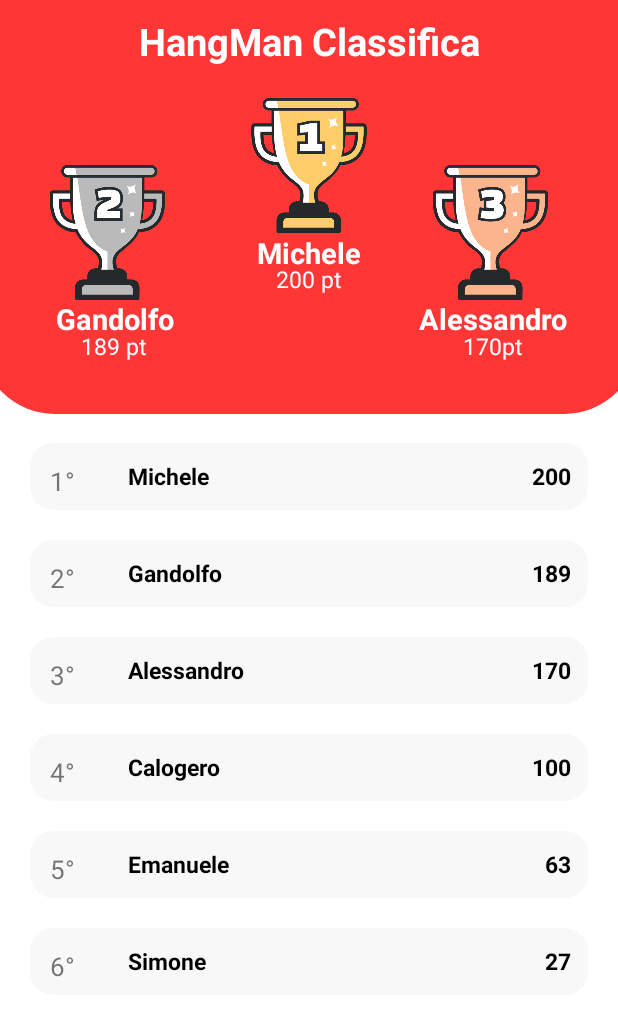
After one commit to HangMan-The-Game/app, an Android app: the layout ciaoporva.xml on its own in the app's theme, with its tools: preview values and no code run, on a phone screen of 412 x 824 dp. The commit adds this screen. Shown: the top 1016 px of the screen. Run offline under Robolectric (Android 15) with nearby library versions, the phone set to English and light mode, and no system bars.

Commit message:
fix leaderboard
Co-Authored-By: imgaandy <126667123+imgaandy@users.noreply.github.com>

```diff
--- /dev/null
+++ b/app/src/main/res/layout/ciaoporva.xml
@@ -0,0 +1,525 @@
+<?xml version="1.0" encoding="utf-8"?>
+<FrameLayout xmlns:android="http://schemas.android.com/apk/res/android"
+    xmlns:app="http://schemas.android.com/apk/res-auto"
+    xmlns:tools="http://schemas.android.com/tools"
+    android:layout_width="match_parent"
+
+    android:layout_height="match_parent"
+    tools:context=".LikesFragments">
+
+    <androidx.constraintlayout.widget.ConstraintLayout
+        android:layout_width="match_parent"
+        android:layout_height="wrap_content">
+
+
+        <ImageView
+            android:id="@+id/imageButton"
+            android:layout_width="match_parent"
+            android:layout_height="315dp"
+            android:layout_marginStart="-14dp"
+            android:layout_marginEnd="-14dp"
+            android:layout_marginTop="-40dp"
+            android:src="@drawable/shape_playbutton"
+            app:layout_constraintEnd_toEndOf="parent"
+            app:layout_constraintStart_toStartOf="parent"
+            app:layout_constraintTop_toTopOf="parent" />
+
+
+        <TextView
+            android:id="@+id/primoClassifica"
+            android:layout_width="wrap_content"
+            android:layout_height="wrap_content"
+            android:layout_marginTop="155dp"
+            android:text="Michele"
+            android:textColor="#FFFF"
+            android:textSize="19dp"
+            android:textStyle="bold"
+            app:layout_constraintEnd_toEndOf="parent"
+            app:layout_constraintStart_toStartOf="parent"
+            app:layout_constraintTop_toTopOf="parent" />
+
+        <TextView
+            android:id="@+id/puntiprimoClassifica"
+            android:layout_width="wrap_content"
+            android:layout_height="wrap_content"
+            android:layout_marginTop="175dp"
+            android:text="200 pt"
+            android:textColor="#FFFF"
+            android:textSize="15dp"
+            app:layout_constraintEnd_toEndOf="parent"
+            app:layout_constraintStart_toStartOf="parent"
+            app:layout_constraintTop_toTopOf="parent" />
+
+
+        <TextView
+            android:id="@+id/nomeClassifica"
+            android:layout_width="wrap_content"
+            android:layout_height="wrap_content"
+            android:layout_marginTop="10dp"
+            android:text="HangMan Classifica"
+            android:textColor="#FFFF"
+            android:textSize="25dp"
+            android:textStyle="bold"
+            app:layout_constraintEnd_toEndOf="parent"
+            app:layout_constraintStart_toStartOf="parent"
+            app:layout_constraintTop_toTopOf="parent" />
+
+
+        <ImageView
+            android:id="@+id/imageView2"
+            app:layout_constraintEnd_toEndOf="parent"
+            app:layout_constraintStart_toStartOf="parent"
+            app:layout_constraintTop_toTopOf="parent"
+            android:layout_width="200dp"
+            android:layout_marginTop="65dp"
+            android:layout_height="90dp"
+            android:src="@drawable/firststprizeicon" />
+
+        <ImageView
+            android:id="@+id/imageView3"
+            app:layout_constraintEnd_toEndOf="@id/imageView4"
+            app:layout_constraintStart_toStartOf="parent"
+            app:layout_constraintTop_toTopOf="parent"
+            android:layout_marginStart="-270dp"
+            android:layout_width="170dp"
+            android:layout_marginTop="110dp"
+            android:layout_height="90dp"
+            android:src="@drawable/secondndprizeicon" />
+
+        <TextView
+            android:id="@+id/secondoClassifica"
+            app:layout_constraintEnd_toEndOf="@id/terzoClassifica"
+            app:layout_constraintStart_toStartOf="parent"
+            app:layout_constraintTop_toTopOf="parent"
+            android:layout_marginStart="-225dp"
+            android:layout_marginTop="199dp"
+            android:text="Gandolfo"
+            android:textColor="#FFFF"
+            android:textSize="19dp"
+            android:textStyle="bold"
+            android:layout_width="wrap_content"
+            android:layout_height="wrap_content"
+            />
+
+        <TextView
+            android:id="@+id/puntisecondoClassifica"
+            app:layout_constraintEnd_toEndOf="@id/puntiterzoClassifica"
+            app:layout_constraintStart_toStartOf="parent"
+            app:layout_constraintTop_toTopOf="parent"
+            android:layout_marginStart="-197dp"
+            android:layout_marginTop="220dp"
+            android:text="189 pt"
+            android:textColor="#FFFF"
+            android:textSize="15dp"
+
+            android:layout_width="wrap_content"
+            android:layout_height="wrap_content"
+            />
+
+        <TextView
+            android:id="@+id/terzoClassifica"
+            app:layout_constraintEnd_toEndOf="parent"
+            app:layout_constraintStart_toStartOf="parent"
+            app:layout_constraintTop_toTopOf="parent"
+            android:layout_marginStart="245dp"
+            android:layout_marginTop="199dp"
+            android:text="Alessandro"
+            android:textColor="#FFFF"
+            android:textSize="19dp"
+            android:textStyle="bold"
+            android:layout_width="wrap_content"
+            android:layout_height="wrap_content"
+            />
+
+        <TextView
+            android:id="@+id/puntiterzoClassifica"
+            app:layout_constraintEnd_toEndOf="parent"
+            app:layout_constraintStart_toStartOf="parent"
+            app:layout_constraintTop_toTopOf="parent"
+            android:layout_marginStart="245dp"
+            android:layout_marginTop="220dp"
+            android:text="170pt"
+            android:textColor="#FFFF"
+            android:textSize="15dp"
+
+            android:layout_width="wrap_content"
+            android:layout_height="wrap_content"
+            />
+
+        <ImageView
+            android:id="@+id/imageView4"
+            app:layout_constraintEnd_toEndOf="parent"
+
+            app:layout_constraintTop_toTopOf="parent"
+            android:layout_marginStart="-150dp"
+            android:layout_width="170dp"
+            android:layout_marginTop="110dp"
+            android:layout_height="90dp"
+            android:src="@drawable/thirdprizeicon" />
+
+        <LinearLayout
+            android:layout_width="match_parent"
+            android:layout_height="wrap_content"
+            android:orientation="vertical"
+            android:id="@+id/Ln1"
+            android:layout_marginStart="20dp"
+            android:layout_marginEnd="20dp"
+            android:layout_marginTop="20dp"
+            android:padding="1dp"
+            app:layout_constraintTop_toBottomOf="@id/imageButton"
+            android:background="@drawable/shape_color"
+            app:layout_constraintEnd_toEndOf="parent"
+            app:layout_constraintStart_toStartOf="parent"
+            >
+            <RelativeLayout
+
+                android:layout_width="match_parent"
+                android:layout_height="wrap_content">
+
+                <TextView
+                    android:layout_width="40dp"
+                    android:id="@+id/textSizeIcon"
+                    android:layout_height="40dp"
+                    android:layout_marginStart="2dp"
+                    android:layout_marginTop="2dp"
+                    android:layout_marginEnd="2dp"
+                    android:text="1°"
+
+                    android:textSize="17dp"
+                    android:padding="10dp"/>
+
+                <TextView
+                    android:layout_marginStart="20dp"
+                    android:layout_width="wrap_content"
+                    android:layout_height="wrap_content"
+                    android:layout_centerVertical="true"
+                    android:text="Michele"
+                    android:textSize="15dp"
+                    android:textColor="#000000"
+                    android:textStyle="bold"
+                    android:layout_toEndOf="@+id/textSizeIcon"/>
+
+                <TextView
+                    android:layout_width="wrap_content"
+                    android:layout_height="wrap_content"
+                    android:text="200"
+                    android:textSize="15dp"
+                    android:layout_marginEnd="10dp"
+                    android:textColor="#000000"
+                    android:textStyle="bold"
+
+                    android:layout_alignParentEnd="true"
+                    android:layout_centerVertical="true"/>
+            </RelativeLayout>
+
+
+
+
+        </LinearLayout>
+
+        <LinearLayout
+            android:layout_width="match_parent"
+            android:layout_height="wrap_content"
+            android:orientation="vertical"
+            android:id="@+id/Ln2"
+            android:layout_marginStart="20dp"
+            android:layout_marginEnd="20dp"
+            android:layout_marginTop="20dp"
+            android:padding="1dp"
+            app:layout_constraintTop_toBottomOf="@id/Ln1"
+            android:background="@drawable/shape_color"
+            app:layout_constraintEnd_toEndOf="parent"
+            app:layout_constraintStart_toStartOf="parent"
+            >
+            <RelativeLayout
+
+                android:layout_width="match_parent"
+                android:layout_height="wrap_content">
+
+                <TextView
+                    android:layout_width="40dp"
+                    android:id="@+id/textSizeIcon2"
+                    android:layout_height="40dp"
+                    android:layout_marginStart="2dp"
+                    android:layout_marginTop="2dp"
+                    android:layout_marginEnd="2dp"
+                    android:text="2°"
+
+                    android:textSize="17dp"
+                    android:padding="10dp"/>
+
+                <TextView
+                    android:layout_marginStart="20dp"
+                    android:layout_width="wrap_content"
+                    android:layout_height="wrap_content"
+                    android:layout_centerVertical="true"
+                    android:text="Gandolfo"
+                    android:textSize="15dp"
+                    android:textColor="#000000"
+                    android:textStyle="bold"
+                    android:layout_toEndOf="@+id/textSizeIcon2"/>
+
+                <TextView
+                    android:layout_width="wrap_content"
+                    android:layout_height="wrap_content"
+                    android:text="189"
+                    android:textSize="15dp"
+                    android:layout_marginEnd="10dp"
+                    android:textColor="#000000"
+                    android:textStyle="bold"
+
+                    android:layout_alignParentEnd="true"
+                    android:layout_centerVertical="true"/>
+            </RelativeLayout>
+
+
+
+
+        </LinearLayout>
+
+        <LinearLayout
+            android:layout_width="match_parent"
+            android:layout_height="wrap_content"
+            android:orientation="vertical"
+            android:id="@+id/Ln3"
+            android:layout_marginStart="20dp"
+            android:layout_marginEnd="20dp"
+            android:layout_marginTop="20dp"
+            android:padding="1dp"
+            app:layout_constraintTop_toBottomOf="@id/Ln2"
+            android:background="@drawable/shape_color"
+            app:layout_constraintEnd_toEndOf="parent"
+            app:layout_constraintStart_toStartOf="parent"
+            >
+            <RelativeLayout
+
+                android:layout_width="match_parent"
+                android:layout_height="wrap_content">
+
+                <TextView
+                    android:layout_width="40dp"
+                    android:id="@+id/textSizeIcon3"
+                    android:layout_height="40dp"
+                    android:layout_marginStart="2dp"
+                    android:layout_marginTop="2dp"
+                    android:layout_marginEnd="2dp"
+                    android:text="3°"
+
+                    android:textSize="17dp"
+                    android:padding="10dp"/>
+
+                <TextView
+                    android:layout_marginStart="20dp"
+                    android:layout_width="wrap_content"
+                    android:layout_height="wrap_content"
+                    android:layout_centerVertical="true"
+                    android:text="Alessandro"
+                    android:textSize="15dp"
+                    android:textColor="#000000"
+                    android:textStyle="bold"
+                    android:layout_toEndOf="@+id/textSizeIcon3"/>
+
+                <TextView
+                    android:layout_width="wrap_content"
+                    android:layout_height="wrap_content"
+                    android:text="170"
+                    android:textSize="15dp"
+                    android:layout_marginEnd="10dp"
+                    android:textColor="#000000"
+                    android:textStyle="bold"
+
+                    android:layout_alignParentEnd="true"
+                    android:layout_centerVertical="true"/>
+            </RelativeLayout>
+
+
+
+
+
+        </LinearLayout>
+        <LinearLayout
+            android:layout_width="match_parent"
+            android:layout_height="wrap_content"
+            android:orientation="vertical"
+            android:id="@+id/Ln4"
+            android:layout_marginStart="20dp"
+            android:layout_marginEnd="20dp"
+            android:layout_marginTop="20dp"
+            android:padding="1dp"
+            app:layout_constraintTop_toBottomOf="@id/Ln3"
+            android:background="@drawable/shape_color"
+            app:layout_constraintEnd_toEndOf="parent"
+            app:layout_constraintStart_toStartOf="parent"
+            >
+            <RelativeLayout
+
+                android:layout_width="match_parent"
+                android:layout_height="wrap_content">
+
+                <TextView
+                    android:layout_width="40dp"
+                    android:id="@+id/textSizeIcon4"
+                    android:layout_height="40dp"
+                    android:layout_marginStart="2dp"
+                    android:layout_marginTop="2dp"
+                    android:layout_marginEnd="2dp"
+                    android:text="4°"
+                    android:textSize="17dp"
+                    android:padding="10dp"/>
+
+                <TextView
+                    android:layout_marginStart="20dp"
+                    android:layout_width="wrap_content"
+                    android:layout_height="wrap_content"
+                    android:layout_centerVertical="true"
+                    android:text="Calogero"
+                    android:textSize="15dp"
+                    android:textColor="#000000"
+                    android:textStyle="bold"
+                    android:layout_toEndOf="@+id/textSizeIcon4"/>
+
+                <TextView
+                    android:layout_width="wrap_content"
+                    android:layout_height="wrap_content"
+                    android:text="100"
+                    android:textSize="15dp"
+                    android:layout_marginEnd="10dp"
+                    android:textColor="#000000"
+                    android:textStyle="bold"
+
+                    android:layout_alignParentEnd="true"
+                    android:layout_centerVertical="true"/>
+            </RelativeLayout>
+
+
+
+
+
+        </LinearLayout>
+
+        <LinearLayout
+            android:layout_width="match_parent"
+            android:layout_height="wrap_content"
+            android:orientation="vertical"
+            android:id="@+id/Ln5"
+            android:layout_marginStart="20dp"
+            android:layout_marginEnd="20dp"
+            android:layout_marginTop="20dp"
+            android:padding="1dp"
+            app:layout_constraintTop_toBottomOf="@id/Ln4"
+            android:background="@drawable/shape_color"
+            app:layout_constraintEnd_toEndOf="parent"
+            app:layout_constraintStart_toStartOf="parent"
+            >
+            <RelativeLayout
+
+                android:layout_width="match_parent"
+                android:layout_height="wrap_content">
+
+                <TextView
+                    android:layout_width="40dp"
+                    android:id="@+id/textSizeIcon5"
+                    android:layout_height="40dp"
+                    android:layout_marginStart="2dp"
+                    android:layout_marginTop="2dp"
+                    android:layout_marginEnd="2dp"
+                    android:text="5°"
+                    android:textSize="17dp"
+                    android:padding="10dp"/>
+
+                <TextView
+                    android:layout_marginStart="20dp"
+                    android:layout_width="wrap_content"
+                    android:layout_height="wrap_content"
+                    android:layout_centerVertical="true"
+                    android:text="Emanuele"
+                    android:textSize="15dp"
+                    android:textColor="#000000"
+                    android:textStyle="bold"
+                    android:layout_toEndOf="@+id/textSizeIcon5"/>
+
+                <TextView
+                    android:layout_width="wrap_content"
+                    android:layout_height="wrap_content"
+                    android:text="63"
+                    android:textSize="15dp"
+                    android:layout_marginEnd="10dp"
+                    android:textColor="#000000"
+                    android:textStyle="bold"
+
+                    android:layout_alignParentEnd="true"
+                    android:layout_centerVertical="true"/>
+            </RelativeLayout>
+
+
+
+
+
+        </LinearLayout>
+
+        <LinearLayout
+            android:layout_width="match_parent"
+            android:layout_height="wrap_content"
+            android:orientation="vertical"
+            android:id="@+id/Ln6"
+            android:layout_marginStart="20dp"
+            android:layout_marginEnd="20dp"
+            android:layout_marginTop="20dp"
+            android:padding="1dp"
+            app:layout_constraintTop_toBottomOf="@id/Ln5"
+            android:background="@drawable/shape_color"
+            app:layout_constraintEnd_toEndOf="parent"
+            app:layout_constraintStart_toStartOf="parent"
+            >
+            <RelativeLayout
+
+                android:layout_width="match_parent"
+                android:layout_height="wrap_content">
+
+                <TextView
+                    android:layout_width="40dp"
+                    android:id="@+id/textSizeIcon6"
+                    android:layout_height="40dp"
+                    android:layout_marginStart="2dp"
+                    android:layout_marginTop="2dp"
+                    android:layout_marginEnd="2dp"
+                    android:text="6°"
+                    android:textSize="17dp"
+                    android:padding="10dp"/>
+
+                <TextView
+                    android:layout_marginStart="20dp"
+                    android:layout_width="wrap_content"
+                    android:layout_height="wrap_content"
+                    android:layout_centerVertical="true"
+                    android:text="Simone"
+                    android:textSize="15dp"
+                    android:textColor="#000000"
+                    android:textStyle="bold"
+                    android:layout_toEndOf="@+id/textSizeIcon6"/>
+
+                <TextView
+                    android:layout_width="wrap_content"
+                    android:layout_height="wrap_content"
+                    android:text="27"
+                    android:textSize="15dp"
+                    android:layout_marginEnd="10dp"
+                    android:textColor="#000000"
+                    android:textStyle="bold"
+
+                    android:layout_alignParentEnd="true"
+                    android:layout_centerVertical="true"/>
+            </RelativeLayout>
+
+
+
+
+
+        </LinearLayout>
+
+
+
+
+    </androidx.constraintlayout.widget.ConstraintLayout>
+
+</FrameLayout>
--- a/app/src/main/res/layout/fragment_likes.xml
+++ b/app/src/main/res/layout/fragment_likes.xml
@@ -14,15 +14,17 @@
         app:layout_constraintStart_toStartOf="parent"
         app:layout_constraintTop_toTopOf="parent">
 
+
         <ImageView
             android:id="@+id/imageButton"
             android:layout_width="match_parent"
             android:layout_height="315dp"
             android:layout_marginStart="-14dp"
+            android:layout_marginTop="-40dp"
             android:layout_marginEnd="-14dp"
-            android:layout_marginTop="-40dp"
             android:src="@drawable/shape_playbutton"
             app:layout_constraintEnd_toEndOf="parent"
+            app:layout_constraintHorizontal_bias="0.0"
             app:layout_constraintStart_toStartOf="parent"
             app:layout_constraintTop_toTopOf="parent" />
 
@@ -65,6 +67,7 @@
             app:layout_constraintStart_toStartOf="parent"
             app:layout_constraintTop_toTopOf="parent" />
 
+
         <ImageView
             android:id="@+id/imageView2"
             app:layout_constraintEnd_toEndOf="parent"
@@ -77,10 +80,8 @@
 
         <ImageView
             android:id="@+id/imageView3"
-            app:layout_constraintEnd_toEndOf="@id/imageView2"
             app:layout_constraintStart_toStartOf="parent"
         app:layout_constraintTop_toTopOf="parent"
-            android:layout_marginStart="-150dp"
         android:layout_width="170dp"
         android:layout_marginTop="110dp"
         android:layout_height="90dp"
@@ -88,33 +89,29 @@
 
         <TextView
             android:id="@+id/secondoClassifica"
-            app:layout_constraintEnd_toEndOf="@id/imageView2"
-            app:layout_constraintStart_toStartOf="parent"
-            app:layout_constraintTop_toTopOf="parent"
-            android:layout_marginStart="-147dp"
-            android:layout_marginTop="199dp"
+            android:layout_width="wrap_content"
+            android:layout_height="wrap_content"
+            android:layout_marginStart="48dp"
+            android:layout_marginTop="200dp"
             android:text="Gandolfo"
             android:textColor="#FFFF"
             android:textSize="19dp"
             android:textStyle="bold"
-            android:layout_width="wrap_content"
-            android:layout_height="wrap_content"
-            />
+            app:layout_constraintStart_toStartOf="parent"
+            app:layout_constraintTop_toTopOf="parent" />
+
 
         <TextView
             android:id="@+id/puntisecondoClassifica"
-            app:layout_constraintEnd_toEndOf="@id/imageView2"
-            app:layout_constraintStart_toStartOf="parent"
-            app:layout_constraintTop_toTopOf="parent"
-            android:layout_marginStart="-147dp"
-            android:layout_marginTop="220dp"
+            android:layout_width="wrap_content"
+            android:layout_height="wrap_content"
+            android:layout_marginStart="64dp"
+            android:layout_marginTop="224dp"
             android:text="189 pt"
             android:textColor="#FFFF"
             android:textSize="15dp"
-
-            android:layout_width="wrap_content"
-            android:layout_height="wrap_content"
-            />
+            app:layout_constraintStart_toStartOf="parent"
+            app:layout_constraintTop_toTopOf="parent" />
 
         <TextView
             android:id="@+id/terzoClassifica"
@@ -149,30 +146,31 @@
         <ImageView
             android:id="@+id/imageView4"
             app:layout_constraintEnd_toEndOf="parent"
+
             app:layout_constraintTop_toTopOf="parent"
             android:layout_marginStart="-150dp"
             android:layout_width="170dp"
             android:layout_marginTop="110dp"
             android:layout_height="90dp"
             android:src="@drawable/thirdprizeicon" />
-
         <TextView
             android:id="@+id/textView2"
             android:layout_width="wrap_content"
             android:layout_height="wrap_content"
-            android:text="TextView"
+            android:text=" "
             app:layout_constraintBottom_toBottomOf="parent"
             app:layout_constraintEnd_toEndOf="parent"
-            app:layout_constraintHorizontal_bias="0.524"
+            app:layout_constraintHorizontal_bias="0.487"
             app:layout_constraintStart_toStartOf="parent"
             app:layout_constraintTop_toBottomOf="@+id/imageButton"
-            app:layout_constraintVertical_bias="0.386" />
+            app:layout_constraintVertical_bias="0.0" />
 
         <androidx.recyclerview.widget.RecyclerView
             android:id="@+id/recyclerView"
             android:layout_width="match_parent"
-        android:layout_height="match_parent"
-        app:layout_constraintTop_toBottomOf="@+id/textView2"/>
+            android:layout_height="wrap_content"
+            android:layout_marginTop="1dp"
+            app:layout_constraintTop_toBottomOf="@+id/textView2" />
 
     </androidx.constraintlayout.widget.ConstraintLayout>
 
--- a/app/src/main/res/layout/item_ranking.xml
+++ b/app/src/main/res/layout/item_ranking.xml
@@ -4,6 +4,7 @@
     xmlns:tools="http://schemas.android.com/tools"
     android:id="@+id/linearLayout"
     android:layout_marginBottom="5dp"
+    android:layout_marginTop="3dp"
     android:layout_width="match_parent"
     android:layout_height="wrap_content">
 
@@ -21,7 +22,7 @@
 
         <RelativeLayout
             android:layout_width="match_parent"
-            android:layout_height="match_parent">
+            android:layout_height="44dp">
 
             <TextView
                 android:id="@+id/textPosition"
```
Also changed, not shown: 1 other file. Lines whose indentation alone changed are shown as unchanged.
